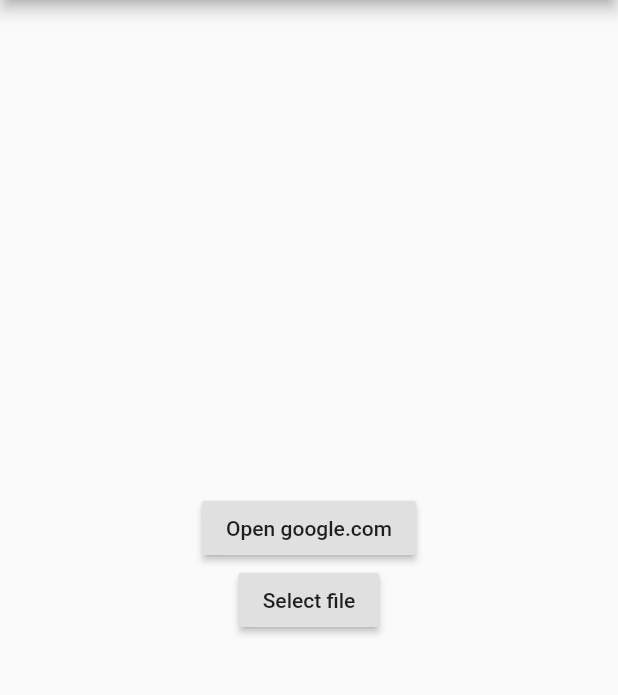
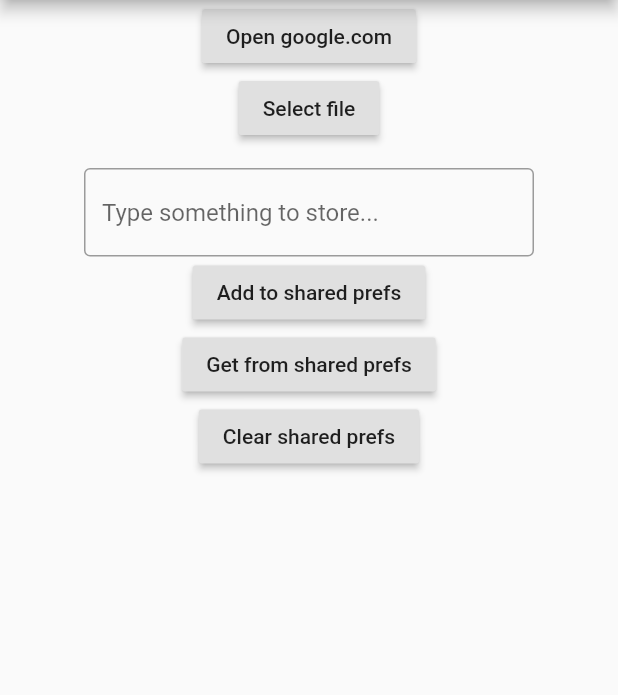
Before and after one commit to OlehMarch/flutter_desktop_plugins, a Flutter app: the screen it shows after launch, on a phone screen of 412 x 824 dp, the part 84-779 px from its top. Run offline on Flutter 3.47's test engine with Material 2 defaults, Android fonts, the light colour scheme and no system bars; missing offline and left inert: file_selector, local_storage.

Commit message:
moved local_storage into the separate repo, added cross_share and cross_connectivity

```diff
--- a/lib/main.dart
+++ b/lib/main.dart
@@ -1,4 +1,5 @@
 import 'package:flutter/material.dart';
+import 'package:local_storage/local_storage.dart';
 
 import 'package:url_launcher/url_launcher.dart';
 import 'package:file_selector/file_selector.dart';
@@ -27,7 +28,21 @@ class MyHomePage extends StatefulWidget {
 }
 
 class _MyHomePageState extends State<MyHomePage> {
+  final _sharedPrefController = TextEditingController();
+
+  LocalStorageInterface _localStorage;
   String _selectedFile = '';
+  String _prefStatus = '';
+
+  void _initLocalStorage() async {
+    _localStorage = await LocalStorage.getInstance();
+  }
+
+  @override
+  void initState() {
+    super.initState();
+    _initLocalStorage();
+  }
 
   @override
   Widget build(BuildContext context) {
@@ -35,9 +50,7 @@ class _MyHomePageState extends State<MyHomePage> {
       appBar: AppBar(
         title: Text('Desktop Plugins'),
       ),
-      body: Column(
-        crossAxisAlignment: CrossAxisAlignment.stretch,
-        mainAxisAlignment: MainAxisAlignment.center,
+      body: ListView(
         children: <Widget>[
           Center(
             child: RaisedButton(
@@ -62,6 +75,50 @@ class _MyHomePageState extends State<MyHomePage> {
             ),
           ),
           Center(child: Text(_selectedFile)),
+          Center(
+            child: ConstrainedBox(
+              constraints: BoxConstraints(maxWidth: 300),
+              child: TextField(
+                controller: _sharedPrefController,
+                decoration: InputDecoration(
+                  border: OutlineInputBorder(),
+                  hintText: 'Type something to store...',
+                ),
+              ),
+            ),
+          ),
+          Center(
+            child: RaisedButton(
+              onPressed: () async {
+                final result = await _localStorage.setString(
+                    'value', _sharedPrefController.text);
+                setState(() => _prefStatus = result
+                    ? 'Successfuly added to the Shared Prefs'
+                    : 'Error occured while adding to the Shared Prefs');
+              },
+              child: Text('Add to shared prefs'),
+            ),
+          ),
+          Center(
+            child: RaisedButton(
+              onPressed: () {
+                final result = _localStorage.getString('value');
+                setState(() =>
+                    _prefStatus = 'Retreived value from Shared Prefs: $result');
+              },
+              child: Text('Get from shared prefs'),
+            ),
+          ),
+          Center(
+            child: RaisedButton(
+              onPressed: () {
+                _localStorage.clear();
+                setState(() => _prefStatus = 'Cleared Shared Prefs');
+              },
+              child: Text('Clear shared prefs'),
+            ),
+          ),
+          Center(child: Text(_prefStatus)),
         ],
       ),
     );
--- a/packages/local_storage/lib/local_storage.dart
+++ b/packages/cross_share/lib/cross_share.dart
@@ -1,4 +1,4 @@
-library local_storage;
+library cross_share;
 
 /// A Calculator.
 class Calculator {
--- a/pubspec.yaml
+++ b/pubspec.yaml
@@ -22,8 +22,10 @@ dependencies:
   file_selector:
     git:
       url: https://github.com/marchdev-tk/file_selector
-  # local_storage:
-  #   path: packages/local_storage
+
+  local_storage:
+    git:
+      url: https://github.com/marchdev-tk/local_storage
 
 dev_dependencies:
   flutter_test:
```
Also changed, not shown: packages/cross_connectivity/lib/cross_connectivity.dart (added, +7 -0 lines), packages/cross_connectivity/pubspec.yaml (added, +53 -0 lines), packages/cross_share/pubspec.yaml (added, +53 -0 lines), packages/local_storage/pubspec.yaml (deleted, +0 -22 lines), 19 other files.
